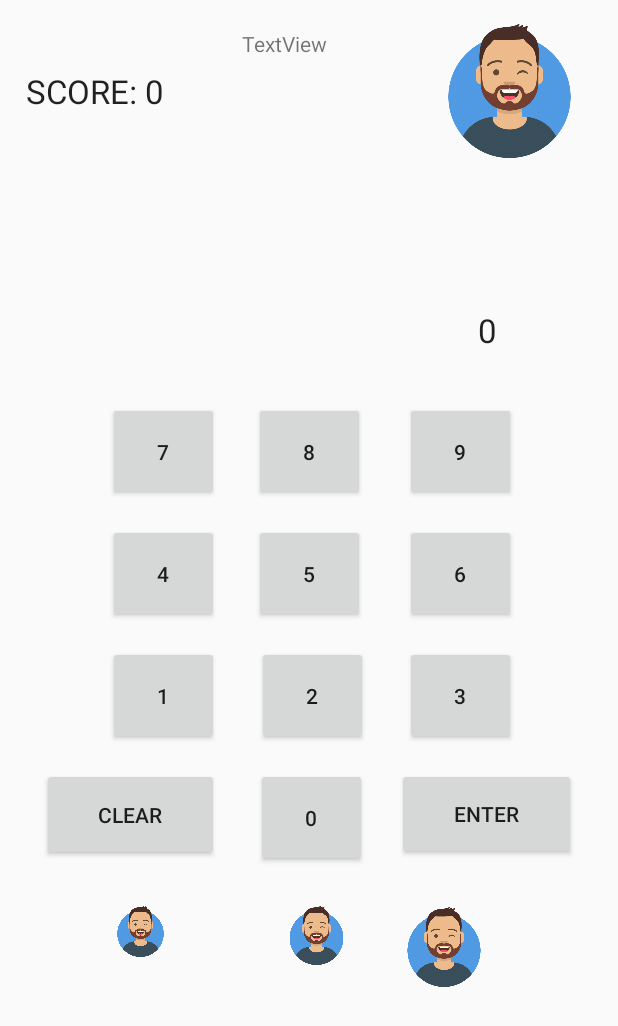
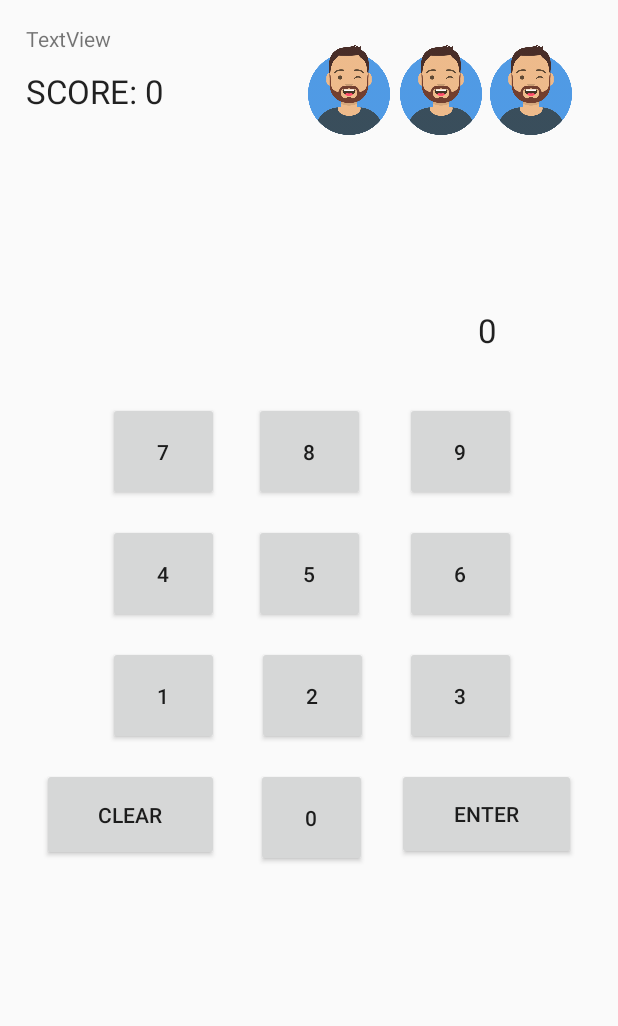
Before and after one commit to CraigP17/GameBoi-CSC207, an Android app: the layout activity_math_game.xml on its own in the app's theme, with its tools: preview values and no code run, on a phone screen of 412 x 824 dp. Shown: the top 1026 px of the screen. Run offline under Robolectric (Android 15) with nearby library versions, the phone set to English and light mode, and no system bars.

Commit message:
Added gameActivity super class

```diff
--- a/phase2/app/src/main/java/com/example/gameboi/MathGame/Gameable.java
+++ b/phase2/app/src/main/java/com/example/gameboi/MathGame/Gameable.java
@@ -1,4 +1,6 @@
 package com.example.gameboi.MathGame;
+
+import com.example.gameboi.UserClasses.User;
 
 public interface Gameable {
     int getLives();
@@ -7,4 +9,6 @@ public interface Gameable {
     int getMultiplier();
     boolean isGameOver();
     boolean isWinner();
+    User getPlayer();
+    int getBackgroundColor();
 }
--- a/phase2/app/src/main/java/com/example/gameboi/StartupPages/UserSetter.java
+++ b/phase2/app/src/main/java/com/example/gameboi/StartupPages/UserSetter.java
@@ -150,7 +150,8 @@ public class UserSetter extends AppCompatActivity{
 
     public void submitCustomizations(View view){
         checkNameInput(view);
-        if (name != null && icon != null && backgroundColor != 0 && numLives != 0) {
+        if (name != null && icon != null && backgroundColor != 0 &&
+                numLives != 0 && difficulty != null) {
             player.setName(name);
             player.setIcon(icon);
             player.setLives(numLives);
--- a/phase2/app/src/main/res/layout/activity_math_game.xml
+++ b/phase2/app/src/main/res/layout/activity_math_game.xml
@@ -189,56 +189,41 @@
         app:layout_constraintTop_toTopOf="parent" />
 
     <ImageView
-        android:id="@+id/avatarIcon"
-        android:layout_width="86dp"
-        android:layout_height="89dp"
-        android:layout_marginStart="128dp"
-        android:layout_marginTop="16dp"
-        android:layout_marginEnd="29dp"
-        app:layout_constraintEnd_toEndOf="parent"
+        android:id="@+id/lifeOne"
+        android:layout_width="60dp"
+        android:layout_height="60dp"
+        android:layout_marginStart="34dp"
+        android:layout_marginTop="30dp"
         app:layout_constraintStart_toEndOf="@+id/mathGameScore"
         app:layout_constraintTop_toTopOf="parent"
         app:srcCompat="@drawable/userlogo" />
 
     <ImageView
-        android:id="@+id/lifeOne"
-        android:layout_width="43dp"
-        android:layout_height="34dp"
-        android:layout_marginStart="72dp"
+        android:id="@+id/lifeTwo"
+        android:layout_width="60dp"
+        android:layout_height="60dp"
+        android:layout_marginStart="1dp"
         android:layout_marginTop="30dp"
-        app:layout_constraintStart_toStartOf="parent"
-        app:layout_constraintTop_toBottomOf="@+id/btnClear"
-        app:srcCompat="@drawable/userlogo" />
-
-    <ImageView
-        android:id="@+id/lifeTwo"
-        android:layout_width="55dp"
-        android:layout_height="39dp"
-        android:layout_marginStart="68dp"
-        android:layout_marginTop="26dp"
         app:layout_constraintStart_toEndOf="@+id/lifeOne"
-        app:layout_constraintTop_toBottomOf="@+id/btn0"
+        app:layout_constraintTop_toTopOf="parent"
         app:srcCompat="@drawable/userlogo" />
 
     <ImageView
         android:id="@+id/lifeThree"
         android:layout_width="60dp"
-        android:layout_height="53dp"
-        android:layout_marginStart="27dp"
-        android:layout_marginTop="31dp"
+        android:layout_height="60dp"
+        android:layout_marginTop="30dp"
         app:layout_constraintStart_toEndOf="@+id/lifeTwo"
-        app:layout_constraintTop_toBottomOf="@+id/btnEnter"
+        app:layout_constraintTop_toTopOf="parent"
         app:srcCompat="@drawable/userlogo" />
 
     <TextView
         android:id="@+id/multiplier"
         android:layout_width="wrap_content"
         android:layout_height="wrap_content"
-        android:layout_marginStart="160dp"
-        android:layout_marginTop="19dp"
-        android:layout_marginEnd="77dp"
+        android:layout_marginStart="17dp"
+        android:layout_marginTop="16dp"
         android:text="TextView"
-        app:layout_constraintEnd_toStartOf="@+id/avatarIcon"
         app:layout_constraintStart_toStartOf="parent"
         app:layout_constraintTop_toTopOf="parent" />
 
```
Also changed, not shown: phase2/app/src/main/java/com/example/gameboi/MathGame/GameActivity.java (added, +86 -0 lines), phase2/app/src/main/java/com/example/gameboi/MathGame/GameDisplay.java (+50 -50 lines), phase2/app/src/main/java/com/example/gameboi/MathGame/GameFacade.java (+12 -21 lines), phase2/app/src/main/java/com/example/gameboi/MathGame/MathGame.java (+40 -23 lines), phase2/app/src/main/java/com/example/gameboi/MathGame/MathGameDisplay.java (+35 -35 lines), phase2/app/src/main/java/com/example/gameboi/MathGame/MathGameFacade.java (+5 -30 lines), phase2/app/src/main/java/com/example/gameboi/MathGame/MathGameManager.java (+7 -3 lines).
